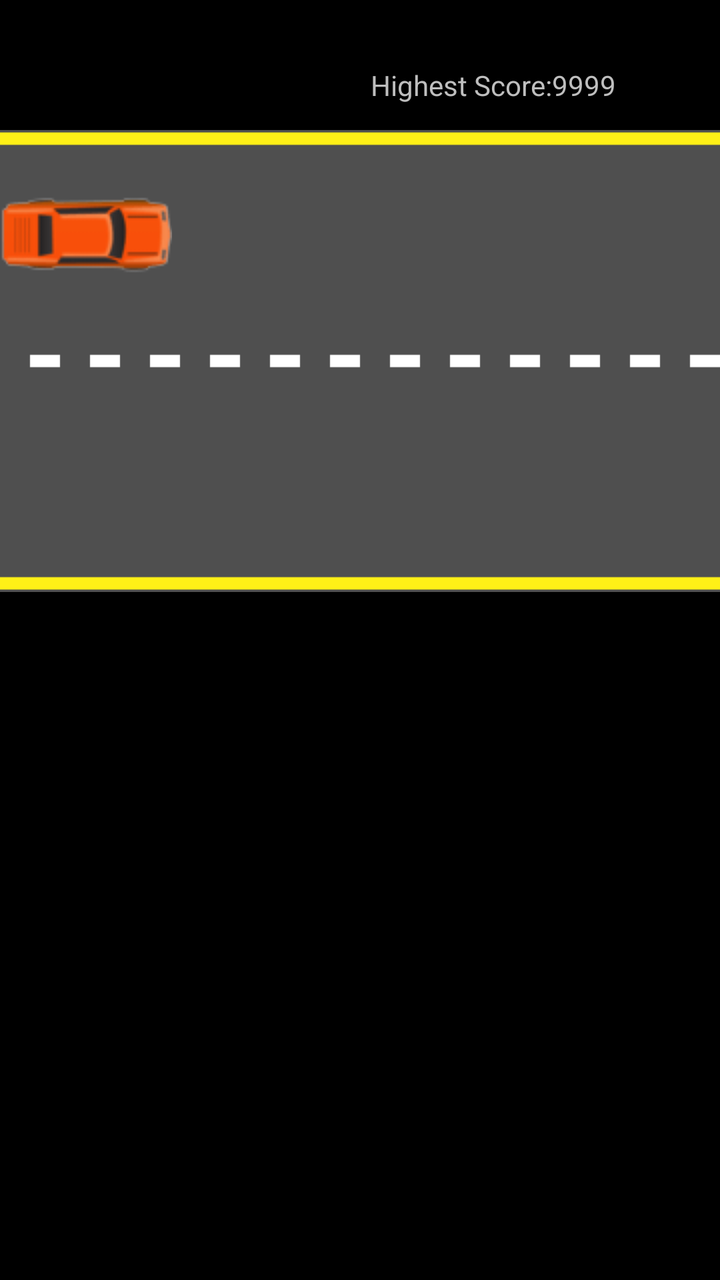
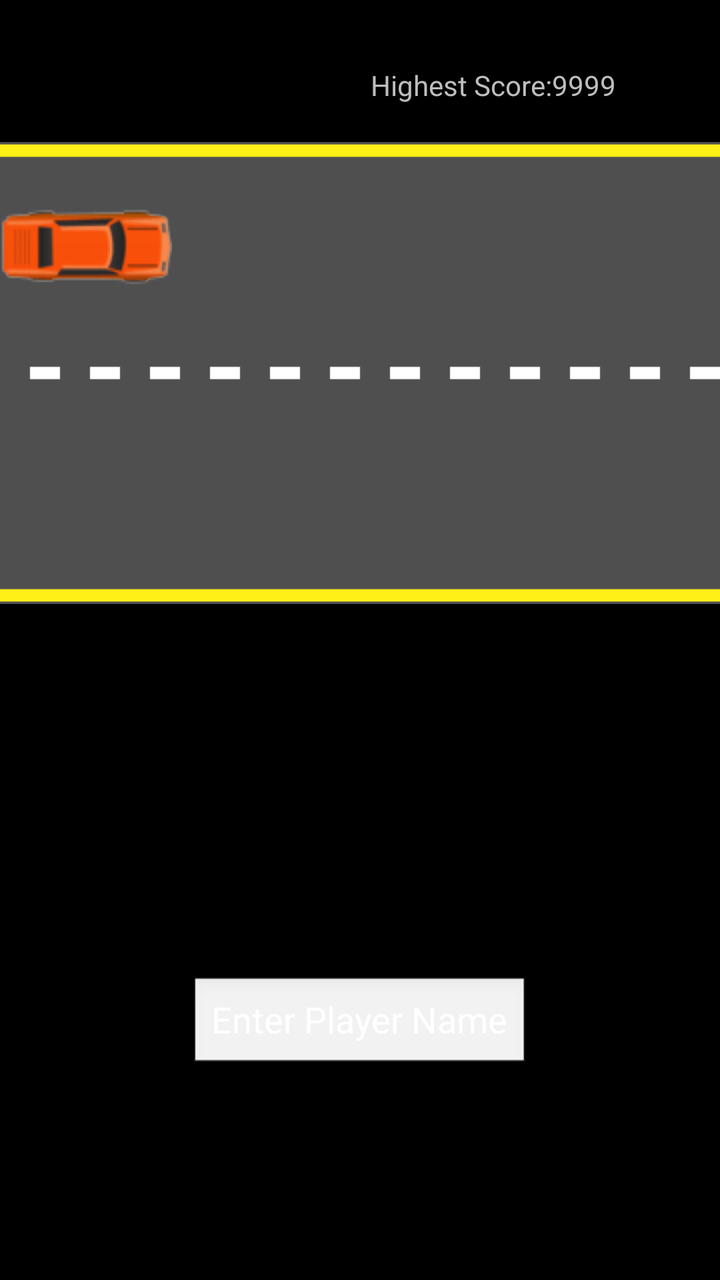

Before-and-after screenshots of an Android layout around one commit, followed by the original layout XML and the change that was made.
<!-- AndroidManifest.xml: activity theme android:Theme.NoTitleBar.Fullscreen -->
<!-- res/layout/activity_main.xml -->
<?xml version="1.0" encoding="utf-8"?>
<RelativeLayout xmlns:android="http://schemas.android.com/apk/res/android"
    android:layout_width="match_parent"
    android:layout_height="match_parent">

    <Button
        android:id="@+id/buttonPlay"
        style="@style/Widget.AppCompat.Button.Colored"
        android:layout_width="125dp"
        android:layout_height="60dp"
        android:layout_alignParentStart="true"
        android:layout_alignParentEnd="true"
        android:layout_alignParentBottom="true"
        android:layout_marginStart="304dp"
        android:layout_marginEnd="302dp"
        android:layout_marginBottom="47dp"
        android:onClick="onClick"
        android:text="Play" />

    <TextView
        android:id="@+id/texthighScore"
        android:layout_width="wrap_content"
        android:layout_height="wrap_content"
        android:layout_alignParentTop="true"
        android:layout_alignParentEnd="true"
        android:layout_marginTop="33dp"
        android:layout_marginEnd="52dp"
        android:text="Highest Score:9999" />

    <ImageView
        android:id="@+id/movingRoad"
        android:layout_marginTop="32dp"
        android:layout_alignTop="@id/texthighScore"
        android:layout_width="match_parent"
        android:layout_height="231dp"
        android:src="@drawable/road1"
        android:scaleType="fitXY"/>

    <ImageButton
        android:layout_width="wrap_content"
        android:layout_height="wrap_content"
        android:src="@drawable/car"
        android:id="@+id/movingCar"
        android:layout_alignTop="@id/movingRoad"
        android:layout_marginTop="32dp"
        android:background="@null"
        android:rotation="180"
        />


</RelativeLayout>
<!-- resources referenced by this layout -->
<resources>
  <!-- drawable car: png bitmap (drawable, 3405 bytes) -->
  <!-- drawable road1: png bitmap (drawable, 2027 bytes) -->
</resources>

<!-- the commit's change to res/layout/activity_main.xml (unified diff, before → after) -->
@@ -11,9 +11,9 @@
         android:layout_alignParentStart="true"
         android:layout_alignParentEnd="true"
         android:layout_alignParentBottom="true"
-        android:layout_marginStart="304dp"
-        android:layout_marginEnd="302dp"
-        android:layout_marginBottom="47dp"
+        android:layout_marginStart="306dp"
+        android:layout_marginEnd="300dp"
+        android:layout_marginBottom="28dp"
         android:onClick="onClick"
         android:text="Play" />
 
@@ -29,12 +29,12 @@
 
     <ImageView
         android:id="@+id/movingRoad"
-        android:layout_marginTop="32dp"
-        android:layout_alignTop="@id/texthighScore"
         android:layout_width="match_parent"
         android:layout_height="231dp"
-        android:src="@drawable/road1"
-        android:scaleType="fitXY"/>
+        android:layout_alignTop="@id/texthighScore"
+        android:layout_marginTop="38dp"
+        android:scaleType="fitXY"
+        android:src="@drawable/road1" />
 
     <ImageButton
         android:layout_width="wrap_content"
@@ -47,5 +47,16 @@
         android:rotation="180"
         />
 
+    
+    <EditText
+        android:id="@+id/editTextPlayerName"
+        android:layout_width="wrap_content"
+        android:layout_height="wrap_content"
+        android:layout_above="@id/buttonPlay"
+        android:layout_centerHorizontal="true"
+        android:layout_marginBottom="16dp"
+        android:hint="Enter Player Name"
+        android:textColorHint="#FFFFFF"
+        android:inputType="text" />
 
 </RelativeLayout>
